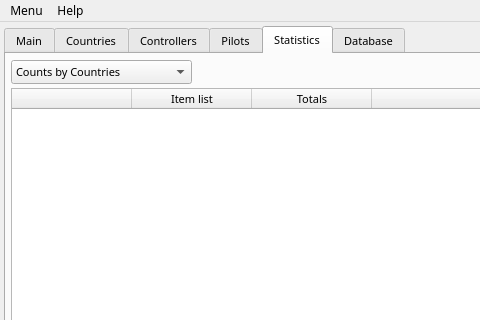
Above: QtUI/MainWindow_UI.ui from emper0r/IVAO-status before the change; both pictures show x 0 to 480 and y 0 to 320 of the 1024 by 690 pixel window. Below: the same form after it.
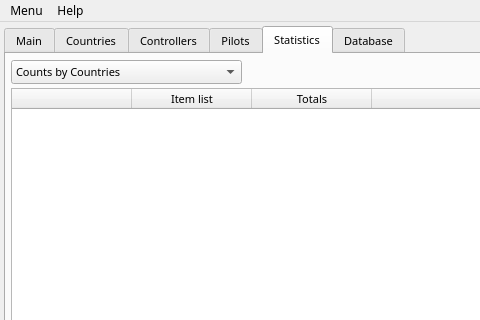
That is the form after the change. The open tabs and pages were chosen to show the change.

What changed in the file:
```diff
--- a/QtUI/MainWindow_UI.ui
+++ b/QtUI/MainWindow_UI.ui
@@ -1646,7 +1646,7 @@
        <rect>
         <x>5</x>
         <y>6</y>
-        <width>181</width>
+        <width>231</width>
         <height>24</height>
        </rect>
       </property>
```
Left out of the diff: 8 changed lines with no effect on the pictures.
